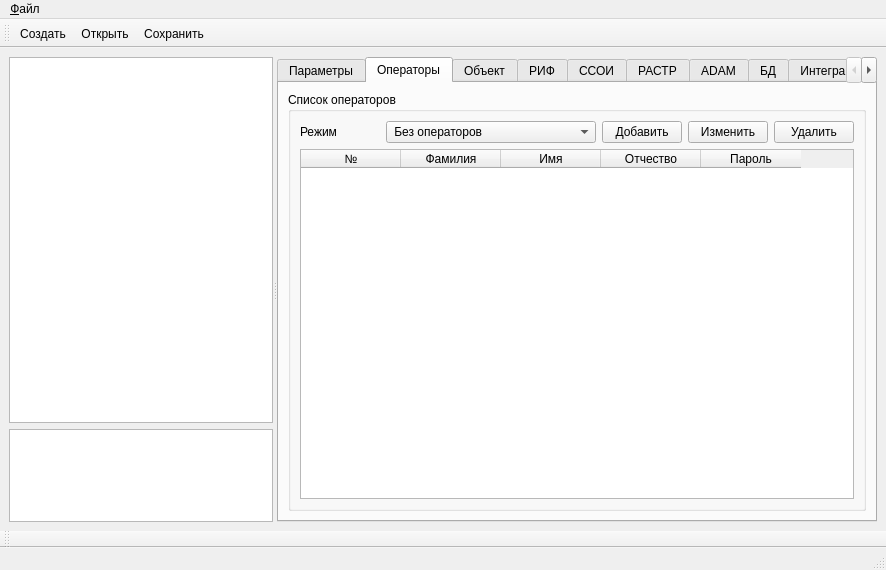
Above: m_cfg/MainWindowCFG.ui from xXRadioHeadXx/start7 before the change. Below: the same form after it.
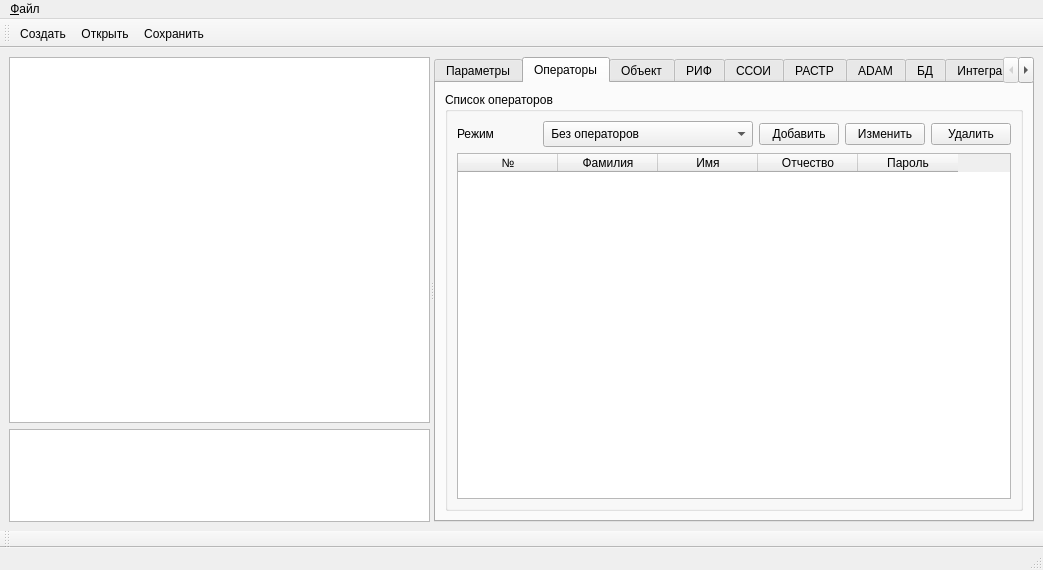
That is the form after the change. The open tabs and pages were chosen to show the change. Icons and pictures are not drawn. Custom widgets are drawn as their Qt base class.

The edit to the form file:
```diff
--- a/m_cfg/MainWindowCFG.ui
+++ b/m_cfg/MainWindowCFG.ui
@@ -6,7 +6,7 @@
    <rect>
     <x>0</x>
     <y>0</y>
-    <width>886</width>
+    <width>1043</width>
     <height>570</height>
    </rect>
   </property>
@@ -436,6 +436,12 @@
                   <verstretch>0</verstretch>
                  </sizepolicy>
                 </property>
+                <property name="minimumSize">
+                 <size>
+                  <width>0</width>
+                  <height>26</height>
+                 </size>
+                </property>
                 <property name="maximumSize">
                  <size>
                   <width>999</width>
@@ -3422,7 +3428,7 @@
     <rect>
      <x>0</x>
      <y>0</y>
-     <width>886</width>
+     <width>1043</width>
      <height>26</height>
     </rect>
    </property>
```
Left out of the diff: 2 changed lines with no effect on the pictures.
